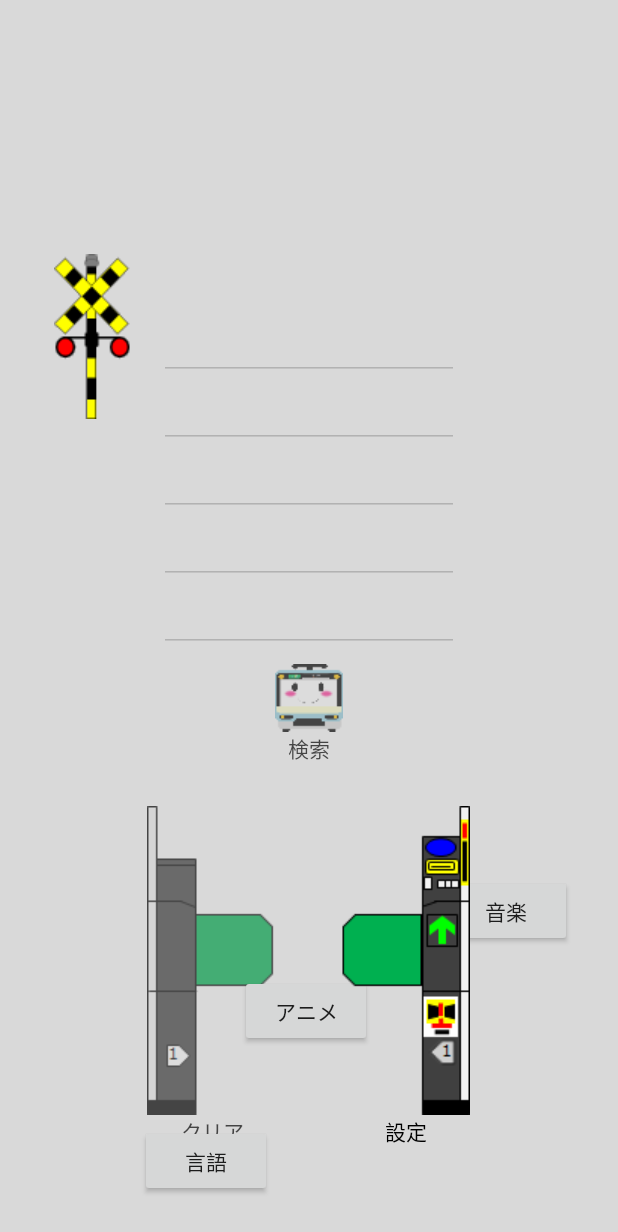
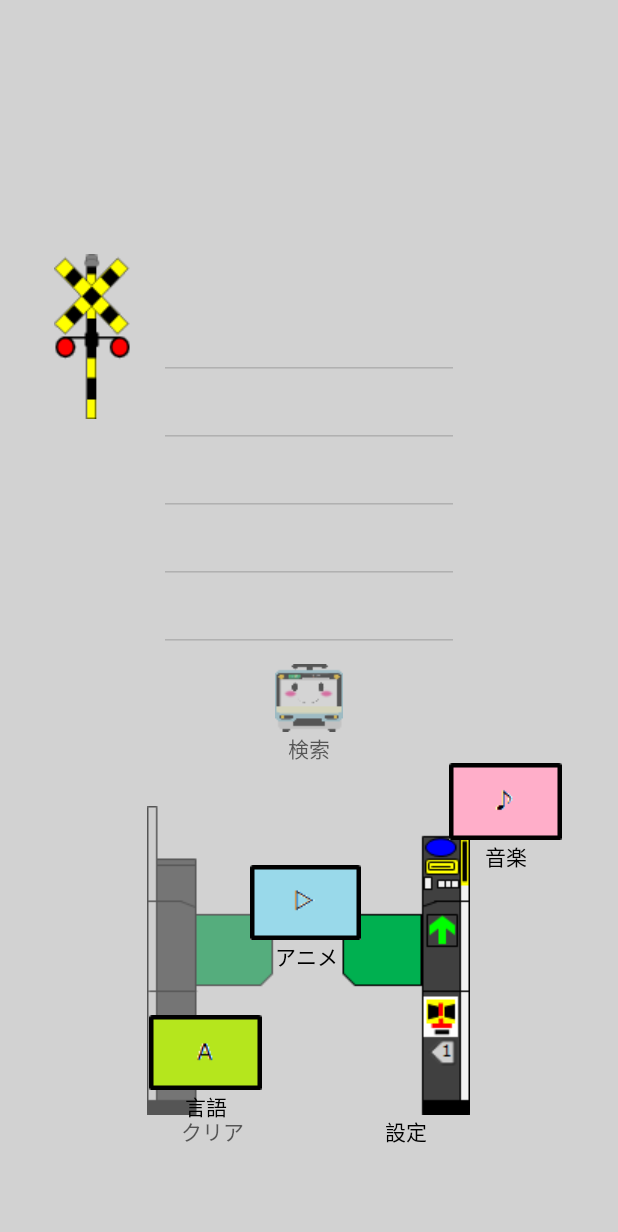
Before and after one commit to Coki628/AutoCompleteTest2, an Android app: the screen it shows after launch (MainActivity), after a tap on "設定", on a phone screen of 412 x 824 dp. Shown: the top 1232 px of the screen. Run offline under Robolectric (Android 15) with nearby library versions, the phone set to English and light mode, and no system bars.

Commit message:
20171125 ・設定内ボタンにアイコン(仮)を追加 ・ビューの重なり順をbringToFrontやめてxml側で制御 ・設定内ボタンのstrings.xmlを追加 ・ホーム画面の表示アプリ名を省略表記に変更

```diff
--- a/app/src/main/AndroidManifest.xml
+++ b/app/src/main/AndroidManifest.xml
@@ -16,7 +16,7 @@
         android:supportsRtl="true"
         android:theme="@style/AppTheme">
         <activity android:name=".activities.SplashActivity"
-            android:label="@string/app_name" android:screenOrientation="portrait">
+            android:label="@string/app_name_short" android:screenOrientation="portrait">
             <intent-filter>
                 <action android:name="android.intent.action.MAIN" />
                 <category android:name="android.intent.category.LAUNCHER" />
--- a/app/src/main/java/com/example/srcn4/autocompletetest2/activities/MainActivity.java
+++ b/app/src/main/java/com/example/srcn4/autocompletetest2/activities/MainActivity.java
@@ -55,8 +55,6 @@ public class MainActivity extends AppCompatActivity {
                 }
             });
         }
-        // 重ねてある設定ボタンを最前面に移動
-        findViewById(R.id.settings_button).bringToFront();
     }
     // 検索ボタンが押された時
     public void search(View v) {
@@ -122,7 +120,7 @@ public class MainActivity extends AppCompatActivity {
             moveTarget(anime, -100, -100);
             moveTarget(lang, -200, 50);
             // 背景を暗くする
-            background.setAlpha(0.4f);
+            background.setAlpha(0.5f);
             // 設定ボタン以外を一時的に全て無効化する
             findViewById(R.id.autocomplete_station).setEnabled(false);
             findViewById(R.id.autocomplete_station2).setEnabled(false);
@@ -165,12 +163,14 @@ public class MainActivity extends AppCompatActivity {
             // フラグを設定中ではないにセット
             isSettings = false;
         }
-        // 移動させる描画が0.3秒で終わるので、0.4秒後に設定ボタンのクリックを再度有効化
+        // 移動させる描画が0.3秒で終わるので、0.4秒後動作
         Handler hdl = new Handler();
         hdl.postDelayed(new Runnable() {
             @Override
             public void run() {
+                // 設定ボタンのクリックを再度有効化
                 v.setClickable(true);
+
             }
         }, 400);
     }
--- a/app/src/main/res/layout/activity_main.xml
+++ b/app/src/main/res/layout/activity_main.xml
@@ -78,6 +78,31 @@
         style="@style/barButton" />
 
     <Button
+        android:id="@+id/search_button"
+        android:layout_marginTop="8dp"
+        android:layout_width="wrap_content"
+        android:layout_height="wrap_content"
+        android:onClick="search"
+        android:text="@string/kensaku"
+        android:drawableTop="@drawable/train2_logo"
+        app:layout_constraintLeft_toLeftOf="parent"
+        app:layout_constraintRight_toRightOf="parent"
+        app:layout_constraintTop_toBottomOf="@+id/autocomplete_station5"
+        style="@style/barButton" />
+
+    <!-- 設定実行中の背景用 -->
+    <TextView
+        android:id="@+id/background"
+        android:layout_width="match_parent"
+        android:layout_height="match_parent"
+        android:background="@android:color/darker_gray"
+        android:alpha="0.0"
+        app:layout_constraintBottom_toBottomOf="parent"
+        app:layout_constraintLeft_toLeftOf="parent"
+        app:layout_constraintRight_toRightOf="parent"
+        app:layout_constraintTop_toTopOf="parent" />
+
+    <Button
         android:id="@+id/settings_button"
         android:layout_width="wrap_content"
         android:layout_height="wrap_content"
@@ -93,64 +118,48 @@
         style="@style/barButton" />
 
     <Button
-        android:id="@+id/search_button"
-        android:layout_marginTop="8dp"
+        android:id="@+id/sound"
         android:layout_width="wrap_content"
         android:layout_height="wrap_content"
-        android:onClick="search"
-        android:text="@string/kensaku"
-        android:drawableTop="@drawable/train2_logo"
+        android:layout_marginBottom="50dp"
+        android:drawableTop="@drawable/sound"
+        android:enabled="false"
+        android:text="@string/sound"
+        android:visibility="invisible"
+        app:layout_constraintBottom_toBottomOf="@+id/settings_button"
+        app:layout_constraintHorizontal_bias="0.7"
         app:layout_constraintLeft_toLeftOf="parent"
         app:layout_constraintRight_toRightOf="parent"
-        app:layout_constraintTop_toBottomOf="@+id/autocomplete_station5"
         style="@style/barButton" />
 
     <Button
-        android:id="@+id/sound"
+        android:id="@+id/anime"
         android:layout_width="wrap_content"
         android:layout_height="wrap_content"
+        android:layout_marginBottom="50dp"
+        android:drawableTop="@drawable/anime"
         android:enabled="false"
+        android:text="@string/anime"
         android:visibility="invisible"
-        android:text="音楽"
         app:layout_constraintBottom_toBottomOf="@+id/settings_button"
         app:layout_constraintHorizontal_bias="0.7"
         app:layout_constraintLeft_toLeftOf="parent"
-        app:layout_constraintRight_toRightOf="parent" />
+        app:layout_constraintRight_toRightOf="parent"
+        style="@style/barButton" />
 
     <Button
         android:id="@+id/lang"
         android:layout_width="wrap_content"
         android:layout_height="wrap_content"
+        android:layout_marginBottom="50dp"
+        android:drawableTop="@drawable/lang"
         android:enabled="false"
+        android:text="@string/lang"
         android:visibility="invisible"
-        android:text="言語"
         app:layout_constraintBottom_toBottomOf="@+id/settings_button"
         app:layout_constraintHorizontal_bias="0.7"
         app:layout_constraintLeft_toLeftOf="parent"
-        app:layout_constraintRight_toRightOf="parent" />
-
-    <Button
-        android:id="@+id/anime"
-        android:layout_width="wrap_content"
-        android:layout_height="wrap_content"
-        android:enabled="false"
-        android:visibility="invisible"
-        android:text="アニメ"
-        app:layout_constraintBottom_toBottomOf="@+id/settings_button"
-        app:layout_constraintHorizontal_bias="0.7"
-        app:layout_constraintLeft_toLeftOf="parent"
-        app:layout_constraintRight_toRightOf="parent" />
-
-    <!-- 設定実行中の背景用 -->
-    <TextView
-        android:id="@+id/background"
-        android:layout_width="match_parent"
-        android:layout_height="match_parent"
-        android:background="@android:color/darker_gray"
-        android:alpha="0.0"
-        app:layout_constraintBottom_toBottomOf="parent"
-        app:layout_constraintLeft_toLeftOf="parent"
         app:layout_constraintRight_toRightOf="parent"
-        app:layout_constraintTop_toTopOf="parent" />
+        style="@style/barButton" />
 
 </android.support.constraint.ConstraintLayout>
--- a/app/src/main/res/values/strings.xml
+++ b/app/src/main/res/values/strings.xml
@@ -1,6 +1,7 @@
 <resources>
     <!-- 固定値の文字列はここに書く。多言語対応の際はこれの英語版を作る。 -->
     <string name="app_name">中間地点アプリ</string>
+    <string name="app_name_short">中間地点</string>
     <string name="kensaku">検索</string>
     <string name="clear">クリア</string>
     <string name="settei">設定</string>
@@ -10,5 +11,8 @@
     <string name="shuhen_joho">周辺情報</string>
     <string name="genre">ジャンル</string>
     <string name="shuhen">周辺</string>
+    <string name="sound">音楽</string>
+    <string name="anime">アニメ</string>
+    <string name="lang">言語</string>
 
 </resources>
```
Also changed, not shown: app/src/main/res/drawable/anime.png (added), app/src/main/res/drawable/lang.png (added), app/src/main/res/drawable/sound.png (added).
